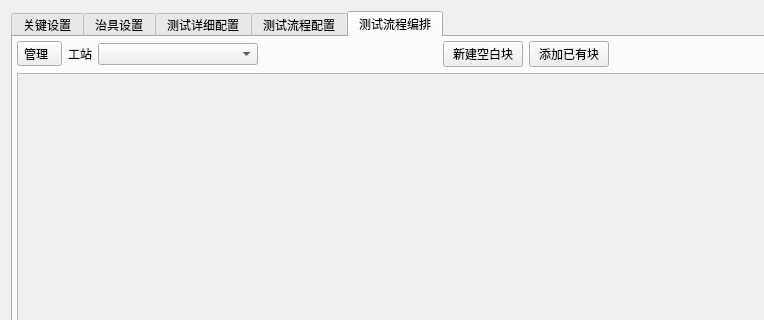
Above: platform/settings/qsetting.ui from yuhuang163/test before the change; both pictures show x 0 to 764 and y 0 to 320 of the 1139 by 926 pixel window. Below: the same form after it.
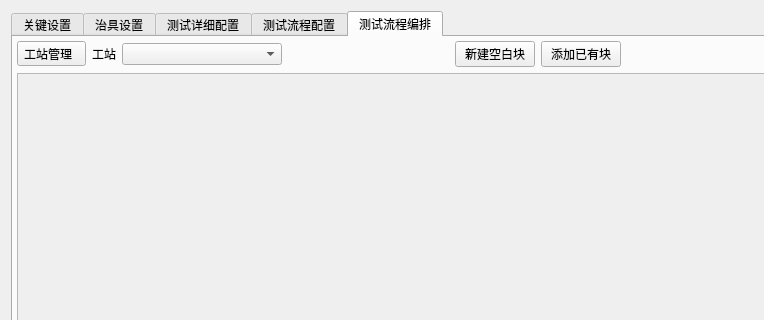
That is the form after the change.

Commit message: 调整代码结构，修复删除工站的问题

What changed in the file:
```diff
--- a/platform/settings/qsetting.ui
+++ b/platform/settings/qsetting.ui
@@ -3614,7 +3614,7 @@
             <string>新建、重命名、复制或删除工站；工站下拉框与列表项上也可右键打开本菜单</string>
            </property>
            <property name="text">
-            <string>管理  </string>
+            <string>工站管理  </string>
            </property>
            <property name="popupMode">
             <enum>QToolButton::InstantPopup</enum>
```
The commit also changes 11 other files.
